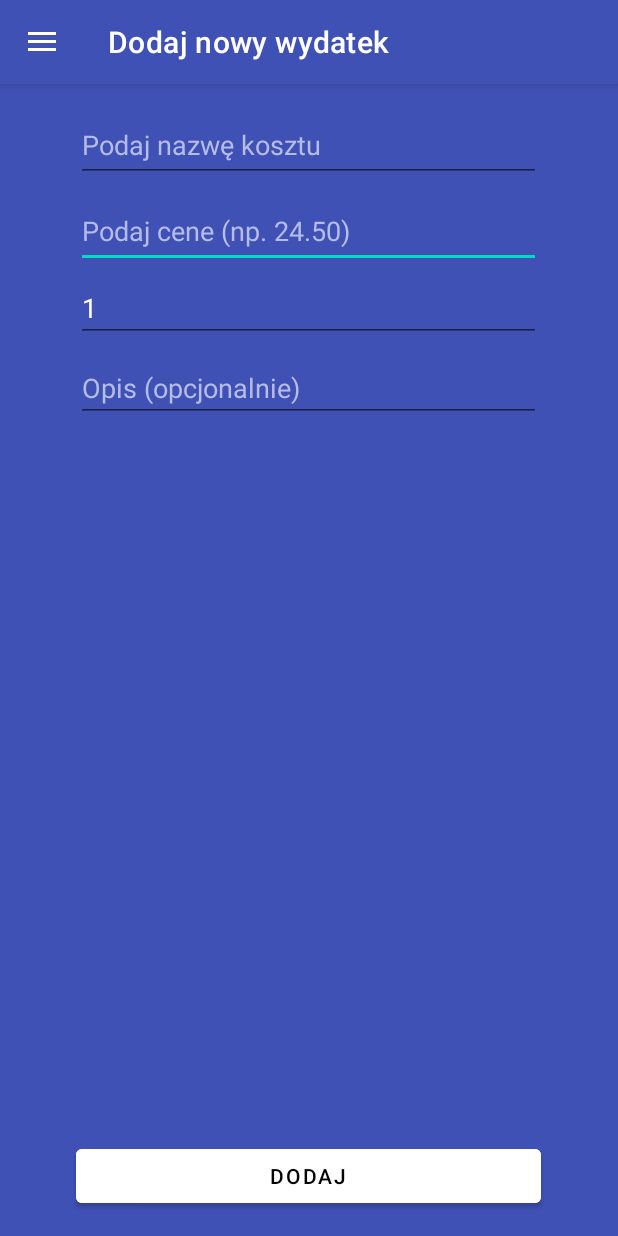
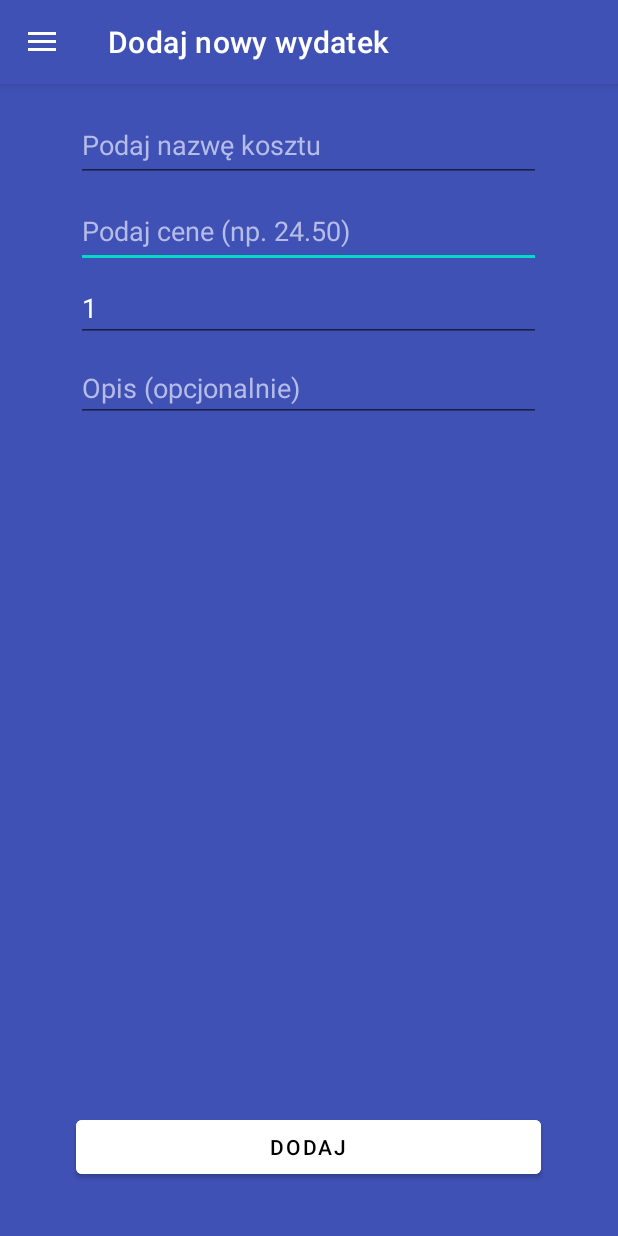
Before and after one commit to zaxanq/android-app, an Android app: the screen it shows after launch (MainActivity), in the side drawer, after a tap on "Dodaj koszt", on a phone screen of 412 x 824 dp. Run offline under Robolectric (Android 15) with nearby library versions, the phone set to English and light mode, and no system bars; our stand-ins replace navigation-ui; 2 statements that could not run were skipped.

Commit message:
build fix

```diff
--- a/app/src/main/res/layout/addexpence_screen.xml
+++ b/app/src/main/res/layout/addexpence_screen.xml
@@ -88,11 +88,10 @@
         android:backgroundTint="@color/white"
         android:text="@string/common_add"
         android:textColor="@color/black"
-        app:layout_constraintBottom_toBottomOf="parent"
         app:layout_constraintEnd_toEndOf="parent"
         app:layout_constraintHorizontal_bias="0.495"
         app:layout_constraintStart_toStartOf="parent"
-        app:layout_constraintTop_toBottomOf="@+id/firstScreen_warning" />
+        app:layout_constraintBottom_toTopOf="@+id/secondScreen_warning" />
 
 
     <TextView
--- a/app/src/main/res/layout/editcar_screen.xml
+++ b/app/src/main/res/layout/editcar_screen.xml
@@ -103,7 +103,7 @@
         app:layout_constraintEnd_toEndOf="parent"
         app:layout_constraintHorizontal_bias="0.495"
         app:layout_constraintStart_toStartOf="parent"
-        app:layout_constraintTop_toBottomOf="@+id/firstScreen_warning" />
+        app:layout_constraintBottom_toTopOf="@+id/secondScreen_warning" />
 
 
     <TextView
```
